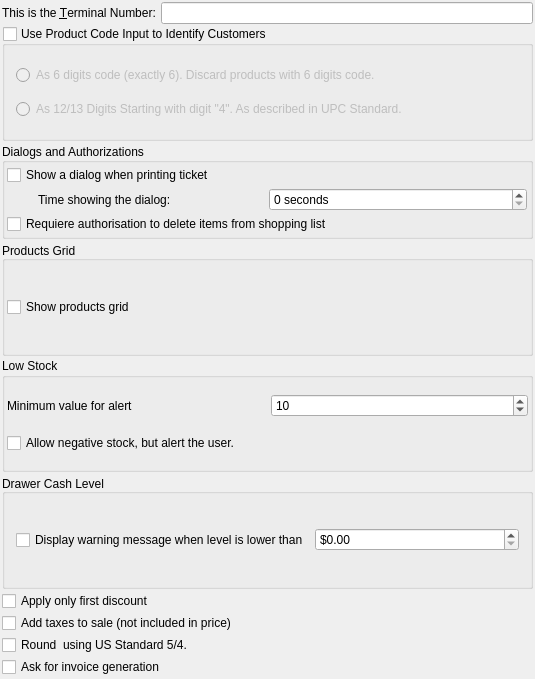
The window that src/ui/prefs_base.ui (hiramvillarreal/iotpos) describes before a commit, drawn with Qt 5.
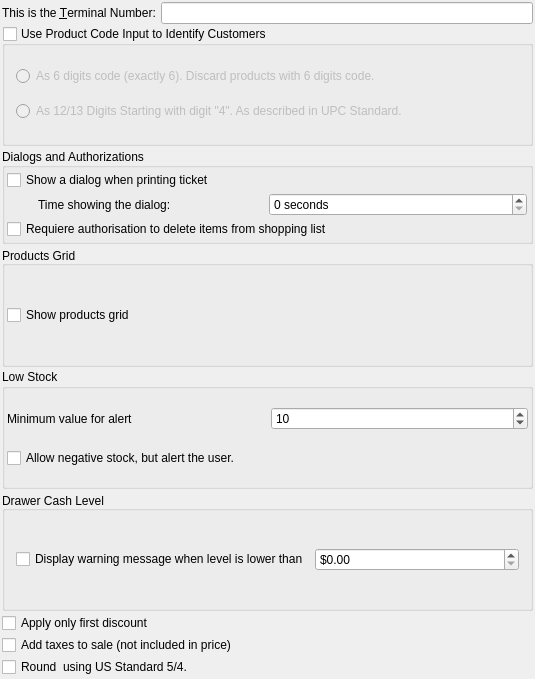
The same window after the commit.

```diff
--- a/src/ui/prefs_base.ui
+++ b/src/ui/prefs_base.ui
@@ -379,13 +379,6 @@
      </property>
     </widget>
    </item>
-   <item>
-    <widget class="QCheckBox" name="kcfg_askForInvoice">
-     <property name="text">
-      <string>Ask for invoice generation</string>
-     </property>
-    </widget>
-   </item>
   </layout>
  </widget>
  <layoutdefault spacing="6" margin="11"/>
```
